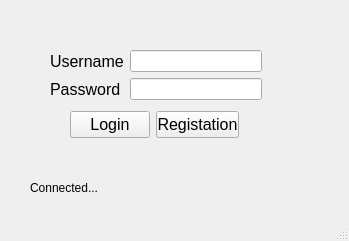
Old version of the form courses/prog_base_3/project/Kyrs/reg.ui in the repository antonmazun/gogog.
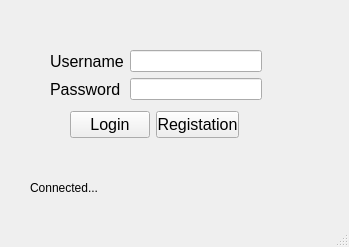
New version of the form.

The edit to the form file:
```diff
--- a/courses/prog_base_3/project/Kyrs/reg.ui
+++ b/courses/prog_base_3/project/Kyrs/reg.ui
@@ -7,7 +7,7 @@
     <x>0</x>
     <y>0</y>
     <width>349</width>
-    <height>241</height>
+    <height>247</height>
    </rect>
   </property>
   <property name="windowTitle">
@@ -27,7 +27,7 @@
      <string>Connected...</string>
     </property>
    </widget>
-   <widget class="QWidget" name="">
+   <widget class="QWidget" name="layoutWidget">
     <property name="geometry">
      <rect>
       <x>50</x>
@@ -77,7 +77,7 @@
      </item>
     </layout>
    </widget>
-   <widget class="QWidget" name="">
+   <widget class="QWidget" name="layoutWidget">
     <property name="geometry">
      <rect>
       <x>70</x>
```
Left out of the diff: 6 changed lines with no effect on the pictures.
